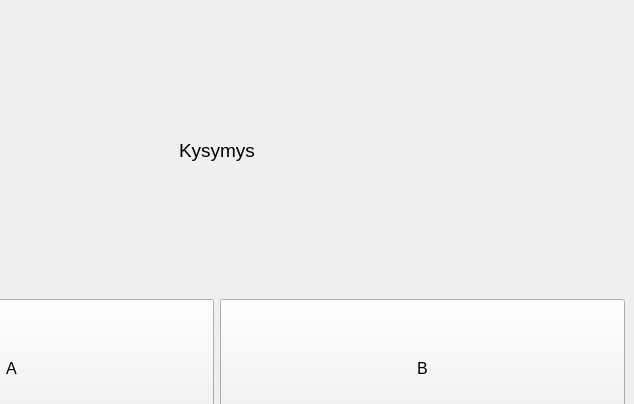
This is quiz.ui in JussiP-code/pysideproject as Qt 5 draws it before an edit; both pictures show x 200 to 834 and y 0 to 404 of the 834 by 613 pixel window. The edited form follows.
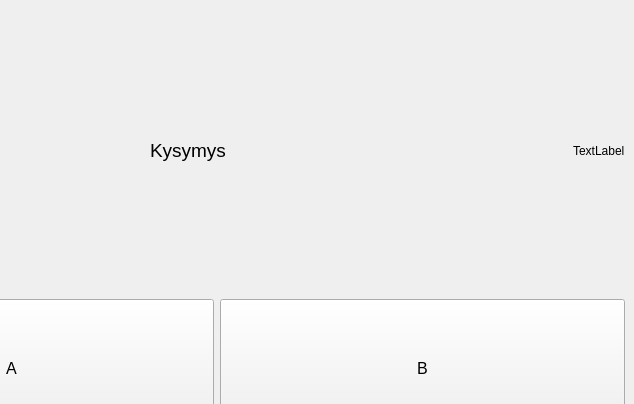
This is the edited form.

Commit message: kierros ja pistemittarit

Diff of the .ui file:
```diff
--- a/quiz.ui
+++ b/quiz.ui
@@ -61,6 +61,13 @@
         </property>
        </spacer>
       </item>
+      <item>
+       <widget class="QLabel" name="label_nro">
+        <property name="text">
+         <string>TextLabel</string>
+        </property>
+       </widget>
+      </item>
      </layout>
     </item>
     <item>
```
The commit also changes 2 other files.
